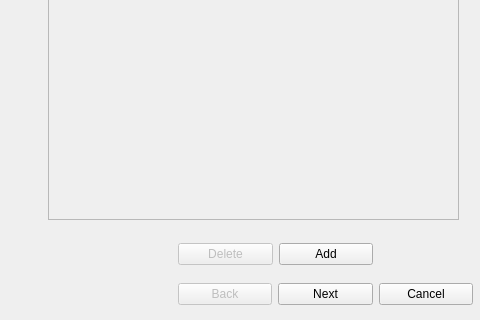
This is src/levelCreate/conditionlevelcreate.ui in TrubArt/NonogrammQt as Qt 5 draws it before an edit; both pictures show x 142 to 622 and y 121 to 441 of the 622 by 441 pixel window. The edited form follows.
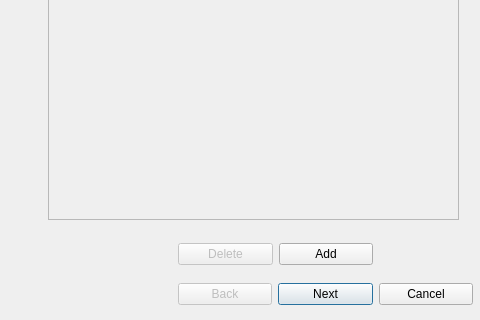
This is the edited form.

Commit message: fixed focus jumping in create dialog

Patch:
```diff
--- a/src/levelCreate/conditionlevelcreate.ui
+++ b/src/levelCreate/conditionlevelcreate.ui
@@ -285,6 +285,9 @@
       <property name="text">
        <string>Next</string>
       </property>
+      <property name="default">
+       <bool>true</bool>
+      </property>
      </widget>
     </item>
     <item>
```
